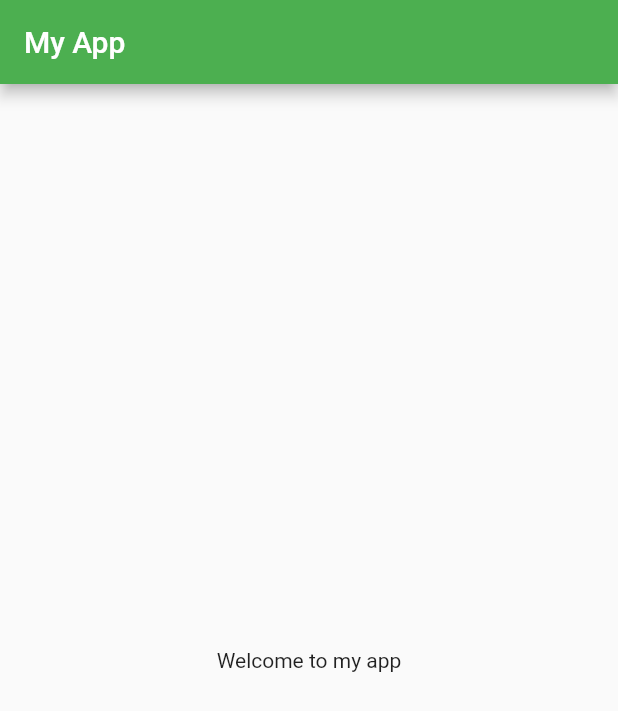
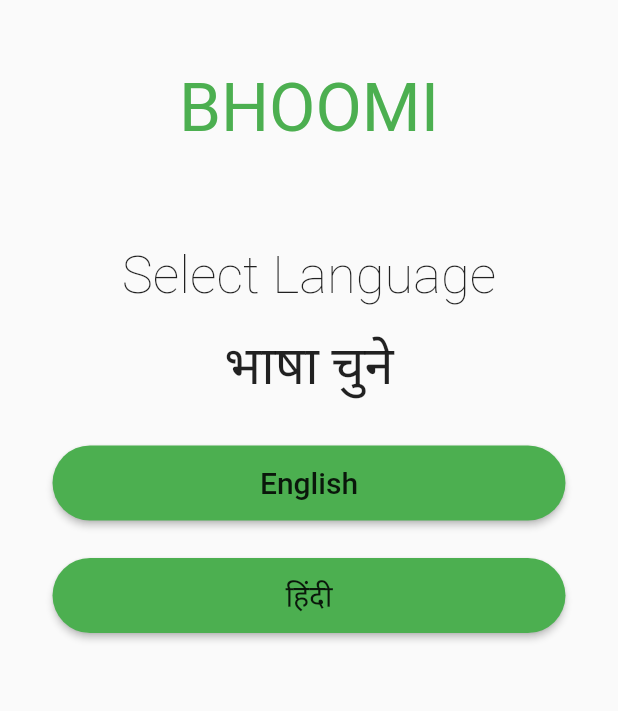
Before and after one commit to RhyshaKachari/SmartCrop, a Flutter app: the screen it shows after launch, on a phone screen of 412 x 824 dp. Shown: the top 711 px of the screen. Run offline on Flutter 3.47's test engine with Material 2 defaults, Android fonts, the phone set to English and light mode, and no system bars.

Commit message:
language screen done

```diff
--- /dev/null
+++ b/lib/screens/language_screen.dart
@@ -0,0 +1,72 @@
+import 'package:flutter/material.dart';
+import 'package:smartcrop/widgets/custom_button.dart';
+class LanguageScreen extends StatefulWidget {
+  const LanguageScreen({Key? key}) : super(key: key);
+
+  @override
+  State<LanguageScreen> createState() => _LanguageScreenState();
+}
+
+class _LanguageScreenState extends State<LanguageScreen> {
+  @override
+  Widget build(BuildContext context) {
+    return Scaffold(
+      body: SingleChildScrollView(
+        child: SafeArea(
+          child: Center(
+            child: Padding(
+              padding: const EdgeInsets.symmetric(vertical: 25,horizontal: 35),
+            child: Column(
+              // mainAxisAlignment: MainAxisAlignment.center,
+              children: [
+                SizedBox( height: 20,),
+                Text("BHOOMI" ,style: TextStyle(
+                  color: Colors.green,
+                  fontSize: 45,
+                  fontWeight: FontWeight.normal),) ,
+                SizedBox(height: 65,),
+                Text("Select Language" , style: TextStyle(
+                  color: Colors.black87,
+                  fontSize: 35,
+                  fontWeight: FontWeight.w200,
+                ),) ,
+
+                SizedBox(height: 15,),
+                Text("भाषा चुने", style: TextStyle(
+                  fontSize: 35,
+                  color: Colors.black87,
+                  fontWeight: FontWeight.w100,
+
+                ),),
+
+                SizedBox(
+                  height: 30,
+                ),
+
+                //custom button
+                SizedBox(
+                  width: double.infinity,
+                  height: 50,
+                  child:  CustomButton(
+                    onPressed: () {} ,
+                    text: "English",
+                  ),
+                ),
+                SizedBox(height: 25) ,
+                SizedBox(
+                  width: double.infinity,
+                  height: 50,
+                  child:  CustomButton(
+                    onPressed: () {} ,
+                    text: "हिंदी",
+                  ),
+                ),
+
+              ],
+            ),),
+          ),
+        ),
+      ),
+    );
+  }
+}
--- a/lib/screens/splash_screen.dart
+++ b/lib/screens/splash_screen.dart
@@ -1,6 +1,7 @@
 import 'package:flutter/material.dart';
 import 'package:flutter/services.dart';
 import 'package:smartcrop/screens/home_screen.dart';
+import 'package:smartcrop/screens/language_screen.dart';
 
 class SplashScreen extends StatefulWidget {
   const SplashScreen({Key? key}) : super(key: key);
@@ -17,7 +18,7 @@ class _SplashScreenState extends State<SplashScreen> with SingleTickerProviderSt
     SystemChrome.setEnabledSystemUIMode(SystemUiMode.immersive);
 
     Future.delayed(const Duration(seconds:4),(){
-      Navigator.of(context).pushReplacement(MaterialPageRoute(builder: (_) => const HomeScreen()));
+      Navigator.of(context).pushReplacement(MaterialPageRoute(builder: (_) => const LanguageScreen()));
     });
 
   }
--- /dev/null
+++ b/lib/widgets/custom_button.dart
@@ -0,0 +1,22 @@
+import 'package:flutter/material.dart';
+
+class CustomButton extends StatelessWidget {
+  final String text;
+  final VoidCallback onPressed ;
+  const CustomButton({Key? key, required this.text, required this.onPressed}) : super(key: key);
+
+  @override
+  Widget build(BuildContext context) {
+    return ElevatedButton(
+        onPressed: onPressed,
+        style: ButtonStyle(
+          foregroundColor: MaterialStateProperty.all<Color>(Colors.black87),
+          backgroundColor: MaterialStateProperty.all<Color>(Colors.green),
+          shape: MaterialStateProperty.all<RoundedRectangleBorder>(RoundedRectangleBorder(borderRadius: BorderRadius.circular(25.0),
+          ),
+          )
+        ),
+      child: Text(text, style: const TextStyle(fontSize: 20),)
+    );
+  }
+}
```
